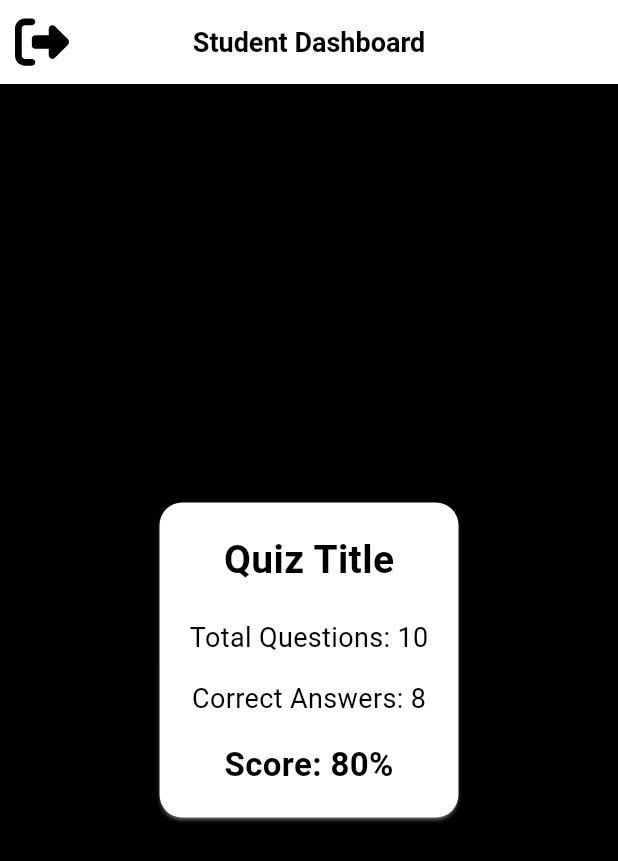
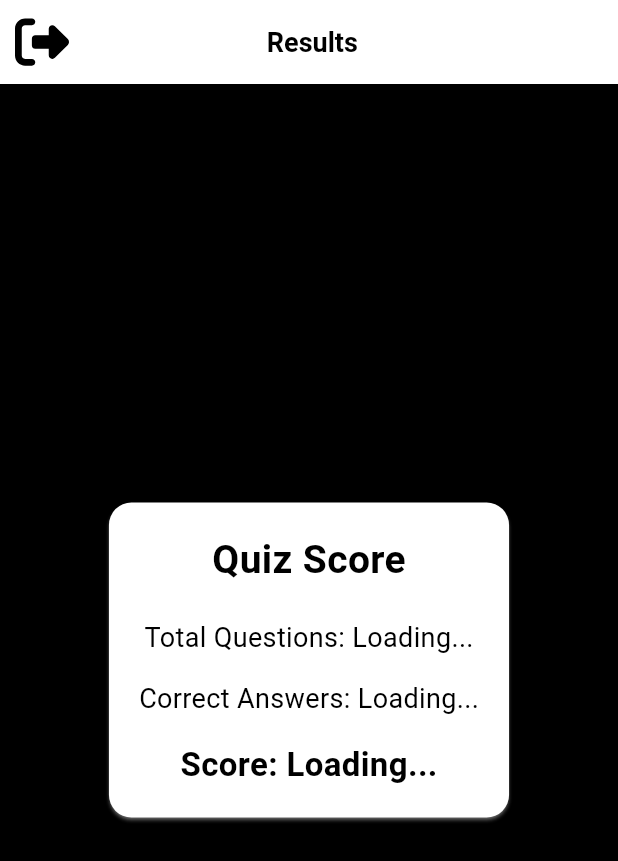
Before and after one commit to AeKard/localquizappFlutter, a Flutter app: the StudentDashboard screen opened by its route, after a tap on "View Result", on a phone screen of 412 x 824 dp. Shown: the top 861 px of the screen. Run offline on Flutter 3.47's test engine with Material 3 defaults, Android fonts, the phone set to English and light mode, and no system bars; our stand-ins replace flutter_svg, shared_preferences; accounts and stored records are empty; network calls fail.

Commit message:
student dashboard

```diff
--- a/lib/pages/student_dashboard.dart
+++ b/lib/pages/student_dashboard.dart
@@ -1,6 +1,7 @@
 import 'package:flutter/material.dart';
 import 'package:provider/provider.dart';
 import 'package:quizapp/models/user_model.dart';
+import 'package:quizapp/pages/login_page.dart';
 import 'package:quizapp/studentPage/quiz_screen_state.dart';
 import 'package:quizapp/studentPage/view_result.dart';
 import 'package:flutter_svg/svg.dart';
@@ -122,7 +123,14 @@ class StudentDashboard extends StatelessWidget {
             ),
           ),
         ),
-        Container(
+        GestureDetector(
+          onTap: () {
+            Navigator.push(
+              context,
+              MaterialPageRoute(builder: (context) => const LoginPage()),
+            );
+          },
+          child: Container(
             margin: EdgeInsets.all(30),
             decoration: BoxDecoration(
               color: Colors.white,
@@ -145,6 +153,7 @@ class StudentDashboard extends StatelessWidget {
               ],
             ),
           ),
+        ),
       ],
     );
   }
--- a/lib/studentPage/view_result.dart
+++ b/lib/studentPage/view_result.dart
@@ -1,14 +1,65 @@
 import 'package:flutter/material.dart';
 import 'package:flutter_svg/svg.dart';
+import 'package:provider/provider.dart';
+import 'package:quizapp/models/user_model.dart';
+import 'dart:convert';
+import 'package:http/http.dart' as http;
 
-class QuizResultUIOnly extends StatelessWidget {
+class QuizResultUIOnly extends StatefulWidget {
   const QuizResultUIOnly({super.key});
 
-  AppBar appbar(BuildContext context) {
+  @override
+  State<QuizResultUIOnly> createState() => _QuizResultUIOnlyState();
+}
+
+class _QuizResultUIOnlyState extends State<QuizResultUIOnly> {
+  String _score = "Loading...";
+  String _questionCount = "Loading...";
+
+  Future<void> _loadUserAndScore(BuildContext context) async {
+    await Provider.of<UserModel>(context, listen: false).loadUser();
+    final username =
+        Provider.of<UserModel>(context, listen: false).username ?? 'Guest';
+    debugPrint(username);
+    final response = await http.post(
+      Uri.parse("http://localhost/flutter_LocalQuizApp/getscore.php"),
+      body: {'studentnumber': username},
+    );
+
+    if (response.statusCode == 200) {
+      final data = json.decode(response.body);
+      if (data['success'] == true) {
+        setState(() {
+          _score = data['score'].toString();
+          _questionCount = data['question_count'].toString();
+        });
+      } else {
+        setState(() {
+          _score = "Score not found";
+          _questionCount = "Question count not found";
+        });
+      }
+    } else {
+      setState(() {
+        _score = "Error fetching score";
+      });
+    }
+  }
+
+  @override
+  void initState() {
+    super.initState();
+    // Delay to ensure context is available
+    WidgetsBinding.instance.addPostFrameCallback((_) {
+      _loadUserAndScore(context);
+    });
+  }
+
+  AppBar appbar(BuildContext context, String username) {
     return AppBar(
       title: Text(
-        "Student Dashboard",
-        style: TextStyle(
+        "$username Results",
+        style: const TextStyle(
           color: Colors.black,
           fontSize: 18,
           fontWeight: FontWeight.bold,
@@ -23,7 +74,7 @@ class QuizResultUIOnly extends StatelessWidget {
         },
         child: Container(
           alignment: Alignment.center,
-          margin: EdgeInsets.all(10),
+          margin: const EdgeInsets.all(10),
           child: SvgPicture.asset('assets/icons/right-from-bracket-solid.svg'),
         ),
       ),
@@ -32,8 +83,9 @@ class QuizResultUIOnly extends StatelessWidget {
 
   @override
   Widget build(BuildContext context) {
+    final username = Provider.of<UserModel>(context).username ?? 'Guest';
     return Scaffold(
-      appBar: appbar(context),
+      appBar: appbar(context, username.toUpperCase()),
       backgroundColor: Colors.black,
       body: Center(
         child: Card(
@@ -49,7 +101,7 @@ class QuizResultUIOnly extends StatelessWidget {
               mainAxisSize: MainAxisSize.min,
               children: [
                 const Text(
-                  'Quiz Title',
+                  'Quiz Score',
                   style: TextStyle(
                     color: Colors.black,
                     fontSize: 26,
@@ -57,19 +109,19 @@ class QuizResultUIOnly extends StatelessWidget {
                   ),
                 ),
                 const SizedBox(height: 20),
-                const Text(
-                  'Total Questions: 10',
+                Text(
+                  'Total Questions: $_questionCount', // You can make this dynamic later
                   style: TextStyle(color: Colors.black, fontSize: 18),
                 ),
                 const SizedBox(height: 15),
-                const Text(
-                  'Correct Answers: 8',
+                Text(
+                  'Correct Answers: $_score', // Also can be dynamic
                   style: TextStyle(color: Colors.black, fontSize: 18),
                 ),
                 const SizedBox(height: 15),
-                const Text(
-                  'Score: 80%',
-                  style: TextStyle(
+                Text(
+                  'Score: $_score',
+                  style: const TextStyle(
                     color: Colors.black,
                     fontSize: 22,
                     fontWeight: FontWeight.bold,
```
Also changed, not shown: lib/models/quiz_model.dart (added, +31 -0 lines), lib/studentPage/quiz_screen_state.dart (+147 -21 lines), 2 other files. Lines whose indentation alone changed are shown as unchanged.
